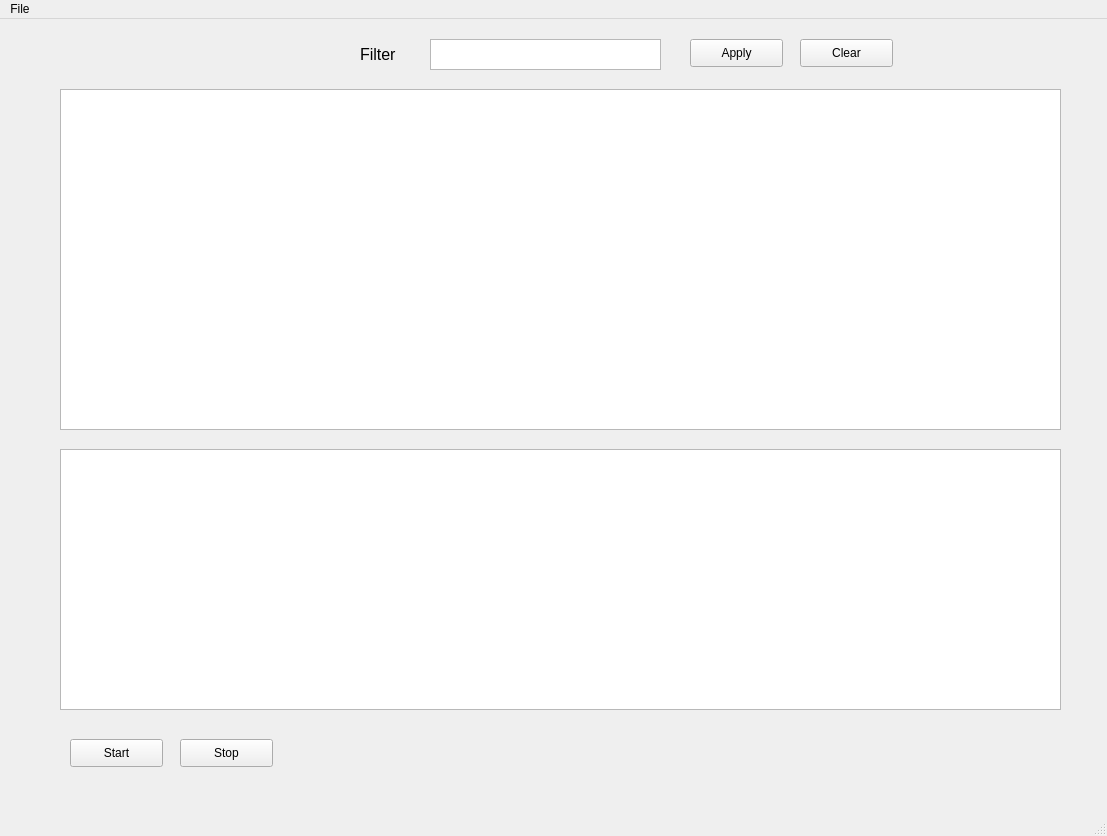
Qt form view/new_version.ui (hamed-alemoni/SimpleWireshark) before a commit.
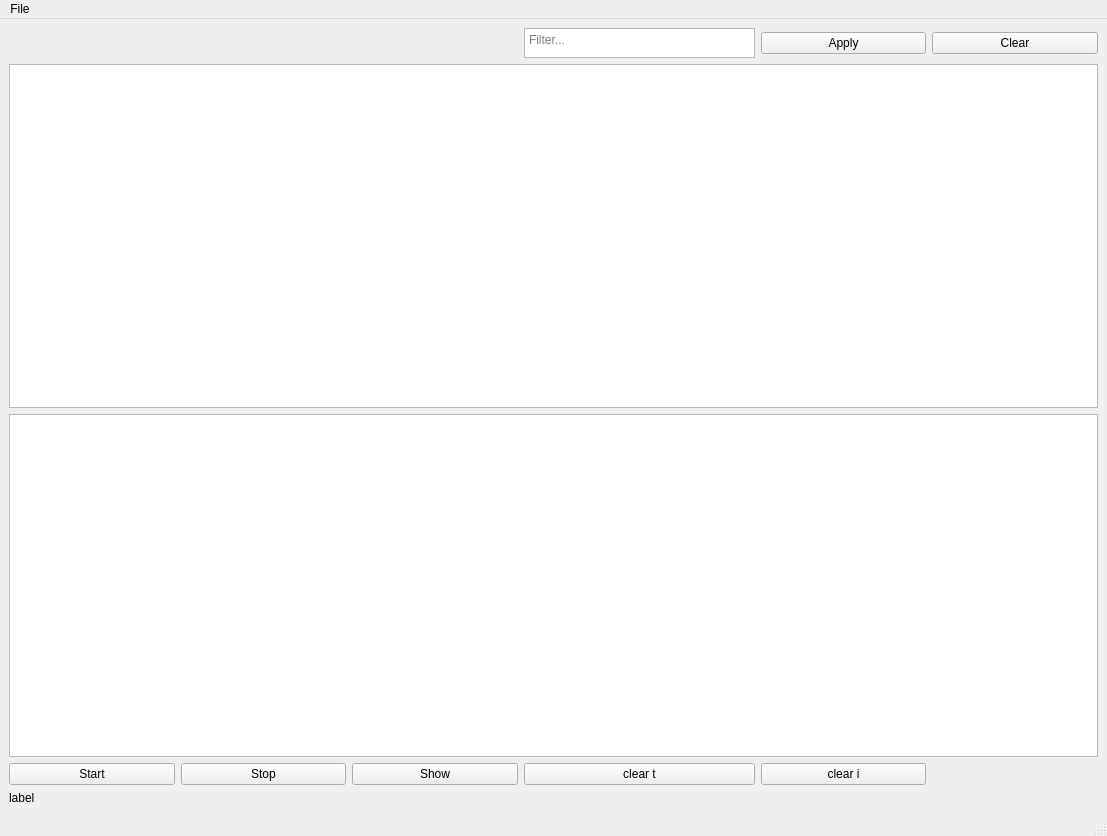
The same form after that commit.

Commit message: incomplete ui file(raw xml)

What changed in the file:
```diff
--- a/view/new_version.ui
+++ b/view/new_version.ui
@@ -14,106 +14,92 @@
    <string>MainWindow</string>
   </property>
   <widget class="QWidget" name="centralwidget">
-   <widget class="QListWidget" name="listWidget_2">
-    <property name="geometry">
-     <rect>
-      <x>60</x>
-      <y>430</y>
-      <width>1001</width>
-      <height>261</height>
-     </rect>
-    </property>
-   </widget>
-   <widget class="QLabel" name="label">
-    <property name="geometry">
-     <rect>
-      <x>360</x>
-      <y>10</y>
-      <width>55</width>
-      <height>51</height>
-     </rect>
-    </property>
-    <property name="font">
-     <font>
-      <pointsize>12</pointsize>
-     </font>
-    </property>
+   <property name="minimumSize">
+    <size>
+     <width>1107</width>
+     <height>0</height>
+    </size>
+   </property>
+   <property name="mouseTracking">
+    <bool>false</bool>
+   </property>
+   <layout class="QGridLayout" name="gridLayout">
+    <item row="5" column="4">
+     <widget class="QPushButton" name="pushButton_7">
+      <property name="text">
+       <string>clear i</string>
+      </property>
+     </widget>
+    </item>
+    <item row="0" column="5">
+     <widget class="QPushButton" name="pushButton_4">
     <property name="text">
-     <string>Filter</string>
-    </property>
-   </widget>
+       <string>Clear</string>
+      </property>
+     </widget>
+    </item>
+    <item row="5" column="0">
    <widget class="QPushButton" name="pushButton">
-    <property name="geometry">
-     <rect>
-      <x>70</x>
-      <y>720</y>
-      <width>93</width>
-      <height>28</height>
-     </rect>
-    </property>
     <property name="text">
      <string>Start</string>
     </property>
    </widget>
+    </item>
+    <item row="5" column="1">
    <widget class="QPushButton" name="pushButton_2">
-    <property name="geometry">
-     <rect>
-      <x>180</x>
-      <y>720</y>
-      <width>93</width>
-      <height>28</height>
-     </rect>
-    </property>
     <property name="text">
      <string>Stop</string>
     </property>
    </widget>
-   <widget class="QPushButton" name="pushButton_3">
-    <property name="geometry">
-     <rect>
-      <x>690</x>
-      <y>20</y>
-      <width>93</width>
-      <height>28</height>
-     </rect>
-    </property>
-    <property name="text">
-     <string>Apply</string>
-    </property>
-   </widget>
-   <widget class="QPushButton" name="pushButton_4">
-    <property name="geometry">
-     <rect>
-      <x>800</x>
-      <y>20</y>
-      <width>93</width>
-      <height>28</height>
-     </rect>
-    </property>
-    <property name="text">
-     <string>Clear</string>
-    </property>
-   </widget>
+    </item>
+    <item row="3" column="0" colspan="6">
+     <widget class="QTableWidget" name="tableWidget"/>
+    </item>
+    <item row="0" column="3">
    <widget class="QTextEdit" name="textEdit">
-    <property name="geometry">
-     <rect>
-      <x>430</x>
-      <y>20</y>
+      <property name="maximumSize">
+       <size>
       <width>231</width>
-      <height>31</height>
-     </rect>
-    </property>
-   </widget>
-   <widget class="QTableWidget" name="tableWidget">
-    <property name="geometry">
-     <rect>
-      <x>60</x>
-      <y>70</y>
-      <width>1001</width>
-      <height>341</height>
-     </rect>
-    </property>
-   </widget>
+        <height>30</height>
+       </size>
+      </property>
+      <property name="placeholderText">
+       <string>Filter...</string>
+      </property>
+     </widget>
+    </item>
+    <item row="0" column="4">
+     <widget class="QPushButton" name="pushButton_3">
+      <property name="text">
+       <string>Apply</string>
+      </property>
+     </widget>
+    </item>
+    <item row="4" column="0" colspan="6">
+     <widget class="QListWidget" name="listWidget_2"/>
+    </item>
+    <item row="5" column="3">
+     <widget class="QPushButton" name="pushButton_6">
+      <property name="text">
+       <string>clear t</string>
+      </property>
+     </widget>
+    </item>
+    <item row="5" column="2">
+     <widget class="QPushButton" name="pushButton_5">
+      <property name="text">
+       <string>Show</string>
+      </property>
+     </widget>
+    </item>
+    <item row="6" column="0">
+     <widget class="QLabel" name="label">
+      <property name="text">
+       <string>label</string>
+      </property>
+     </widget>
+    </item>
+   </layout>
   </widget>
   <widget class="QMenuBar" name="menubar">
    <property name="geometry">
```
Lines whose indentation alone changed are shown as unchanged.
